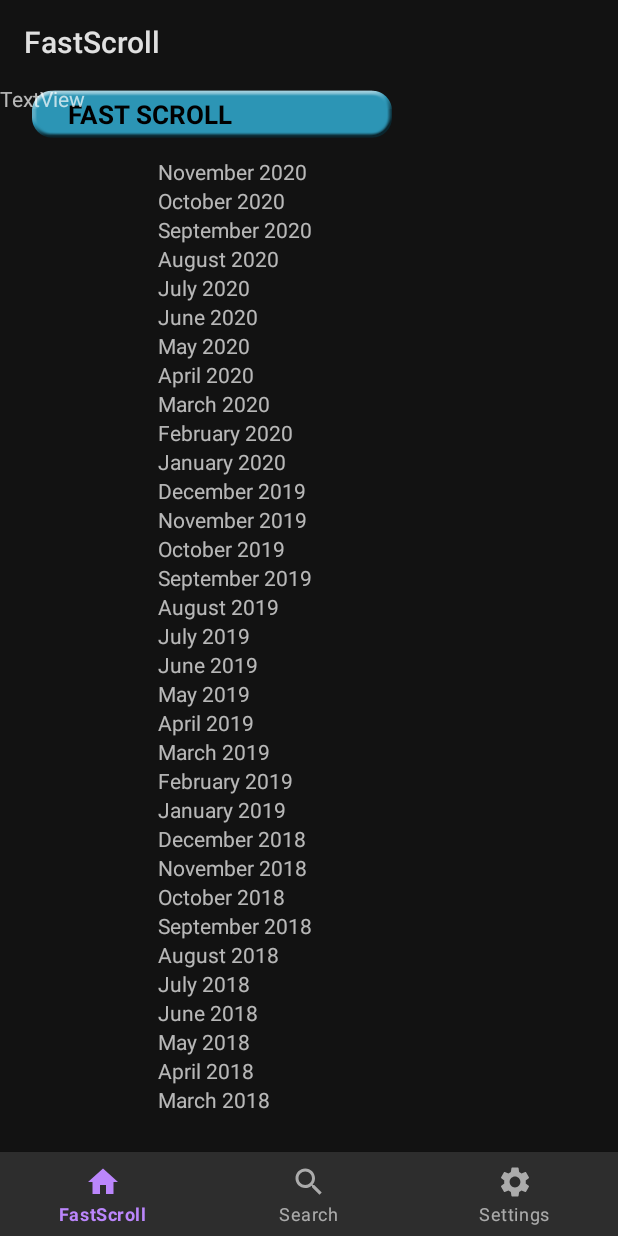
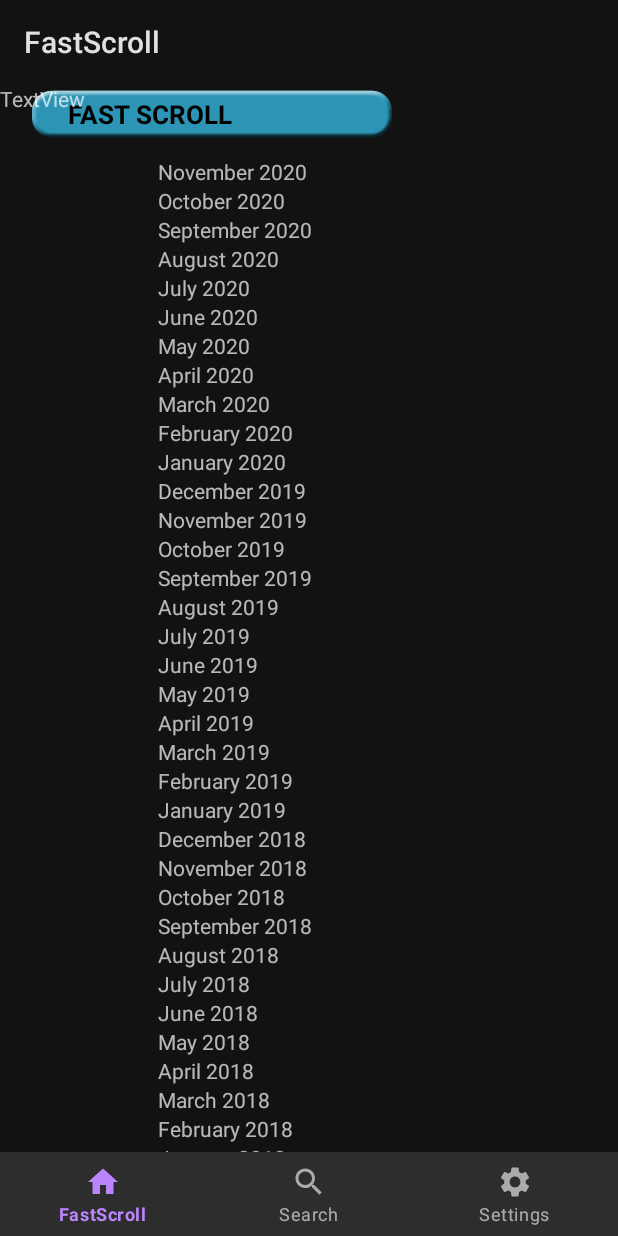
Before and after one commit to jimandreas/SearchViewBottomNav, an Android app: the FastscrollFragment screen opened through its navigation route, on a phone screen of 412 x 824 dp. Run offline under Robolectric (Android 15) with nearby library versions, the phone set to English and light mode, and no system bars; our stand-ins replace Timber, androidx.preference, navigation-ui.

Commit message:
fix overlap

```diff
--- a/app/src/main/res/layout/activity_main.xml
+++ b/app/src/main/res/layout/activity_main.xml
@@ -1,4 +1,17 @@
 <?xml version="1.0" encoding="utf-8"?>
+<!--
+  ~  Copyright 2020 James Andreas
+  ~  Licensed under the Apache License, Version 2.0 (the "License");
+  ~  you may not use this file except in compliance with the License.
+  ~  You may obtain a copy of the License at
+  ~       http://www.apache.org/licenses/LICENSE-2.0
+  ~  Unless required by applicable law or agreed to in writing, software
+  ~  distributed under the License is distributed on an "AS IS" BASIS,
+  ~  WITHOUT WARRANTIES OR CONDITIONS OF ANY KIND, either express or implied.
+  ~  See the License for the specific language governing permissions and
+  ~  limitations under the License
+  -->
+
 <androidx.constraintlayout.widget.ConstraintLayout xmlns:android="http://schemas.android.com/apk/res/android"
     xmlns:app="http://schemas.android.com/apk/res-auto"
     xmlns:tools="http://schemas.android.com/tools"
@@ -20,16 +33,17 @@
         app:layout_constraintRight_toRightOf="parent"
         app:menu="@menu/bottom_nav_menu" />
 
+    <!--https://stackoverflow.com/a/61139631-->
     <fragment
         android:id="@+id/nav_host_fragment"
         android:name="androidx.navigation.fragment.NavHostFragment"
         android:layout_width="match_parent"
-        android:layout_height="match_parent"
+        android:layout_height="0dp"
         app:defaultNavHost="true"
-        app:layout_constraintBottom_toTopOf="@id/nav_view"
         app:layout_constraintLeft_toLeftOf="parent"
         app:layout_constraintRight_toRightOf="parent"
         app:layout_constraintTop_toTopOf="parent"
+        app:layout_constraintBottom_toTopOf="@+id/nav_view"
         app:navGraph="@navigation/mobile_navigation"
         tools:ignore="FragmentTagUsage" />
 
--- a/app/src/main/res/layout/fragment_fastscroll.xml
+++ b/app/src/main/res/layout/fragment_fastscroll.xml
@@ -25,7 +25,6 @@
         android:layout_width="match_parent"
         android:layout_height="match_parent"
         android:overScrollMode="never"
-        android:paddingBottom="@dimen/very_big_padding"
         android:scrollbarAlwaysDrawVerticalTrack="false"
         android:scrollbars="none"
         tools:layout_editor_absoluteX="0dp"
```
